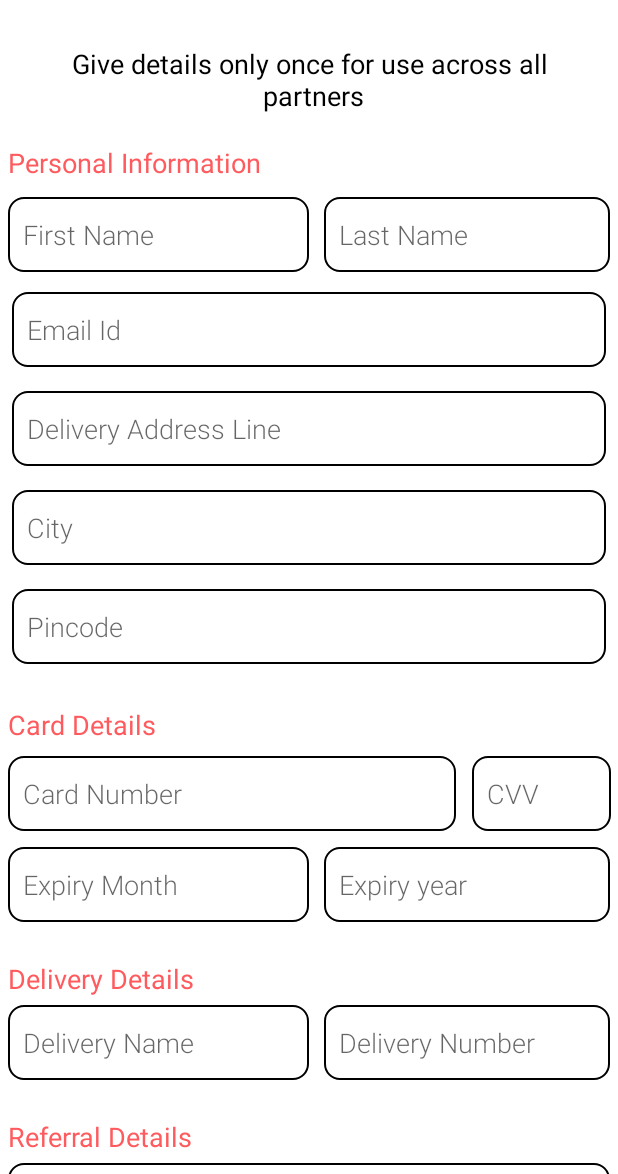
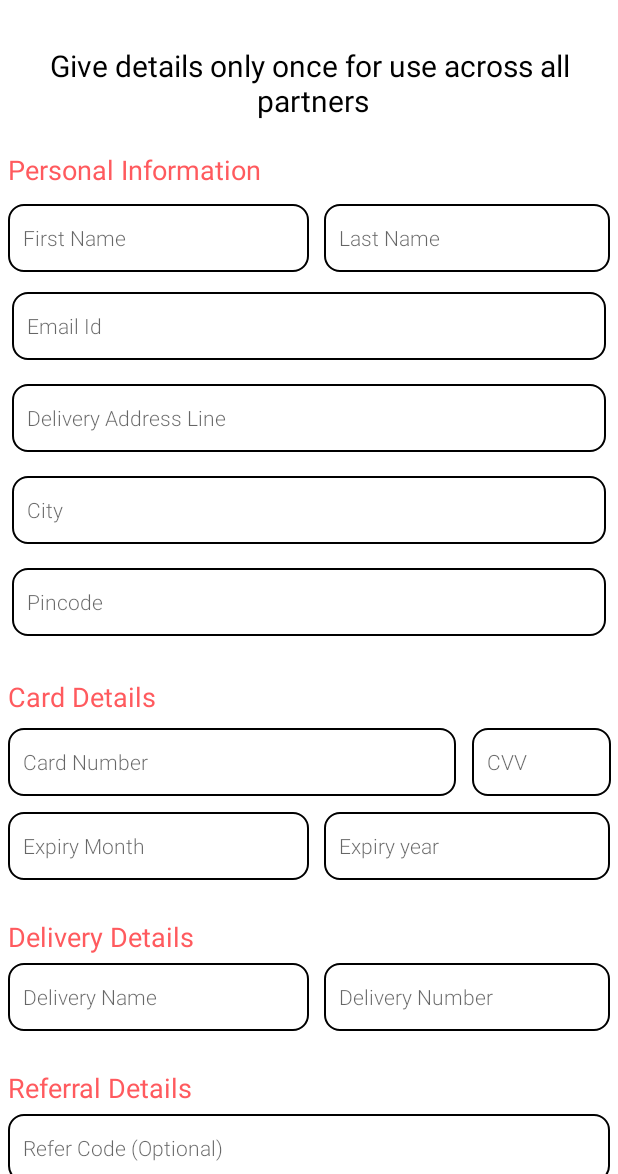
Before and after one commit to Atulpg7/Close-User-Internship, an Android app: the SignupActivity screen opened directly, with no data from a screen before it, on a phone screen of 412 x 824 dp, the part 62-1236 px from its top. Run offline under Robolectric (Android 15) with nearby library versions, the light colour scheme and no system bars; libraries missing offline, so code that uses them is left out: com.poovam.pinedittextfield.

Commit message:
Signup Page 2

```diff
--- a/app/src/main/res/layout/activity_o_t_p.xml
+++ b/app/src/main/res/layout/activity_o_t_p.xml
@@ -27,7 +27,7 @@
             android:text="Please Enter 4-digit OTP sent to your mobile number"
             android:textAlignment="center"
             android:textColor="@color/black"
-            android:textSize="18sp"
+            android:textSize="20sp"
             android:textStyle="bold"/>
 
 
--- a/app/src/main/res/layout/activity_signup.xml
+++ b/app/src/main/res/layout/activity_signup.xml
@@ -32,7 +32,7 @@
                 android:text="Give details only once for use across all\n partners"
                 android:textAlignment="center"
                 android:textColor="@color/black"
-                android:textSize="18sp"
+                android:textSize="20sp"
                 android:textStyle="bold" />
 
             <TextView
@@ -58,10 +58,12 @@
 
                 <EditText
                     android:layout_width="match_parent"
-                    android:layout_height="50dp"
+                    android:layout_height="45dp"
                     android:layout_weight=".50"
+                    android:textSize="14sp"
                     android:background="@drawable/edit_text_bg"
                     android:hint="First Name"
+                    android:imeOptions="actionDone"
                     android:fontFamily="sans-serif-light"
                     android:inputType="text"
                     android:maxLines="1"
@@ -70,13 +72,15 @@
 
                 <EditText
                     android:layout_width="match_parent"
-                    android:layout_height="50dp"
+                    android:layout_height="45dp"
+                    android:textSize="14sp"
                     android:layout_marginLeft="10dp"
                     android:layout_weight=".50"
                     android:background="@drawable/edit_text_bg"
                     android:hint="Last Name"
                     android:fontFamily="sans-serif-light"
                     android:inputType="text"
+                    android:imeOptions="actionDone"
                     android:maxLines="1"
                     android:paddingLeft="10dp"
                     android:textColor="@color/black" />
@@ -86,11 +90,13 @@
 
             <EditText
                 android:layout_width="match_parent"
-                android:layout_height="50dp"
+                android:layout_height="45dp"
                 android:layout_margin="8dp"
                 android:layout_weight=".50"
+                android:textSize="14sp"
                 android:background="@drawable/edit_text_bg"
                 android:hint="Email Id"
+                android:imeOptions="actionDone"
                 android:fontFamily="sans-serif-light"
                 android:inputType="textEmailAddress"
                 android:maxLines="1"
@@ -100,27 +106,31 @@
 
             <EditText
                 android:layout_width="match_parent"
-                android:layout_height="50dp"
+                android:layout_height="45dp"
                 android:layout_margin="8dp"
                 android:layout_weight=".50"
+                android:textSize="14sp"
                 android:background="@drawable/edit_text_bg"
                 android:hint="Delivery Address Line"
                 android:inputType="text"
                 android:fontFamily="sans-serif-light"
                 android:maxLines="1"
+                android:imeOptions="actionDone"
                 android:paddingLeft="10dp"
                 android:textColor="@color/black" />
 
             <EditText
                 android:layout_width="match_parent"
-                android:layout_height="50dp"
+                android:layout_height="45dp"
                 android:layout_margin="8dp"
                 android:layout_weight=".50"
+                android:textSize="14sp"
                 android:background="@drawable/edit_text_bg"
                 android:hint="City"
                 android:inputType="text"
                 android:maxLines="1"
                 android:paddingLeft="10dp"
+                android:imeOptions="actionDone"
                 android:fontFamily="sans-serif-light"
                 android:textColor="@color/black" />
 
@@ -128,15 +138,17 @@
 
             <EditText
                 android:layout_width="match_parent"
-                android:layout_height="50dp"
+                android:layout_height="45dp"
                 android:layout_margin="8dp"
                 android:layout_weight=".50"
+                android:textSize="14sp"
                 android:background="@drawable/edit_text_bg"
                 android:hint="Pincode"
                 android:inputType="number"
                 android:maxLines="1"
                 android:maxLength="6"
                 android:paddingLeft="10dp"
+                android:imeOptions="actionDone"
                 android:fontFamily="sans-serif-light"
                 android:textColor="@color/black" />
 
@@ -163,9 +175,10 @@
 
             <EditText
                 android:layout_width="match_parent"
-                android:layout_height="50dp"
+                android:layout_height="45dp"
                 android:layout_margin="5dp"
                 android:layout_weight=".30"
+                android:textSize="14sp"
                 android:background="@drawable/edit_text_bg"
                 android:hint="Card Number"
                 android:inputType="number"
@@ -173,21 +186,24 @@
                 android:maxLength="19"
                 android:paddingLeft="10dp"
                 android:fontFamily="sans-serif-light"
+                android:imeOptions="actionDone"
                 android:textColor="@color/black" />
 
 
 
                 <EditText
                     android:layout_width="match_parent"
-                    android:layout_height="50dp"
+                    android:layout_height="45dp"
                     android:layout_margin="5dp"
                     android:layout_weight=".90"
+                    android:textSize="14sp"
                     android:background="@drawable/edit_text_bg"
                     android:hint="CVV"
                     android:inputType="number"
                     android:maxLines="1"
                     android:maxLength="4"
                     android:paddingLeft="10dp"
+                    android:imeOptions="actionDone"
                     android:fontFamily="sans-serif-light"
                     android:textColor="@color/black" />
 
@@ -201,14 +217,16 @@
 
                 <EditText
                     android:layout_width="match_parent"
-                    android:layout_height="50dp"
+                    android:layout_height="45dp"
                     android:layout_weight=".50"
                     android:background="@drawable/edit_text_bg"
                     android:hint="Expiry Month"
+                    android:textSize="14sp"
                     android:inputType="number"
                     android:maxLines="1"
                     android:maxLength="2"
                     android:paddingLeft="10dp"
+                    android:imeOptions="actionDone"
                     android:fontFamily="sans-serif-light"
                     android:textColor="@color/black" />
 
@@ -216,15 +234,17 @@
 
                 <EditText
                     android:layout_width="match_parent"
-                    android:layout_height="50dp"
+                    android:layout_height="45dp"
                     android:layout_weight=".50"
                     android:background="@drawable/edit_text_bg"
                     android:hint="Expiry year"
                     android:layout_marginLeft="10dp"
+                    android:textSize="14sp"
                     android:inputType="number"
                     android:maxLines="1"
                     android:maxLength="4"
                     android:paddingLeft="10dp"
+                    android:imeOptions="actionDone"
                     android:fontFamily="sans-serif-light"
                     android:textColor="@color/black" />
 
@@ -250,29 +270,33 @@
 
                 <EditText
                     android:layout_width="match_parent"
-                    android:layout_height="50dp"
+                    android:layout_height="45dp"
                     android:layout_weight=".50"
                     android:background="@drawable/edit_text_bg"
                     android:hint="Delivery Name"
                     android:inputType="text"
+                    android:textSize="14sp"
                     android:maxLines="1"
                     android:paddingLeft="10dp"
                     android:fontFamily="sans-serif-light"
+                    android:imeOptions="actionDone"
                     android:textColor="@color/black" />
 
 
 
                 <EditText
                     android:layout_width="match_parent"
-                    android:layout_height="50dp"
+                    android:layout_height="45dp"
                     android:layout_weight=".50"
                     android:background="@drawable/edit_text_bg"
                     android:hint="Delivery Number"
                     android:layout_marginLeft="10dp"
+                    android:textSize="14sp"
                     android:inputType="number"
                     android:maxLines="1"
                     android:maxLength="10"
                     android:paddingLeft="10dp"
+                    android:imeOptions="actionDone"
                     android:fontFamily="sans-serif-light"
                     android:textColor="@color/black" />
 
@@ -295,32 +319,48 @@
             <EditText
                 android:layout_margin="5dp"
                 android:layout_width="match_parent"
-                android:layout_height="50dp"
+                android:layout_height="45dp"
                 android:layout_weight=".50"
                 android:background="@drawable/edit_text_bg"
                 android:hint="Refer Code (Optional)"
                 android:inputType="text"
                 android:maxLines="1"
                 android:paddingLeft="10dp"
+                android:textSize="14sp"
+                android:imeOptions="actionDone"
                 android:fontFamily="sans-serif-light"
                 android:textColor="@color/black"/>
 
-            <TextView
+
+            <LinearLayout
                 android:layout_width="match_parent"
                 android:layout_height="wrap_content"
-                android:layout_marginTop="15dp"/>
+                android:layout_marginTop="15dp">
+
+                <include layout="@layout/button_layout"/>
 
 
-            <include layout="@layout/button_layout"/>
+            </LinearLayout>
 
-            <TextView
-                android:layout_width="match_parent"
-                android:layout_height="wrap_content"
-                android:layout_marginTop="15dp"/>
 
         </LinearLayout>
 
 
     </ScrollView>
 
+<!--                <LinearLayout-->
+<!--                    android:layout_weight=".72"-->
+<!--                    android:gravity="bottom"-->
+<!--                    android:layout_gravity="bottom"-->
+<!--                    android:layout_width="match_parent"-->
+<!--                    android:layout_height="match_parent">-->
+
+
+<!--                    <include layout="@layout/button_layout"/>-->
+
+<!--                </LinearLayout>-->
+
+
+
+
 </LinearLayout>
--- a/app/src/main/res/layout/button_layout.xml
+++ b/app/src/main/res/layout/button_layout.xml
@@ -31,7 +31,7 @@
             app:button_trail_enabled="true"
             app:has_activate_state="true"
             app:initial_state="disabled"
-            app:inner_text="     Swipe to Login"
+            app:inner_text="     Swipe to Continue"
             app:inner_text_background="@color/colorPrimary"
             app:inner_text_bottom_padding="18dp"
             app:inner_text_color="@android:color/black"
```
